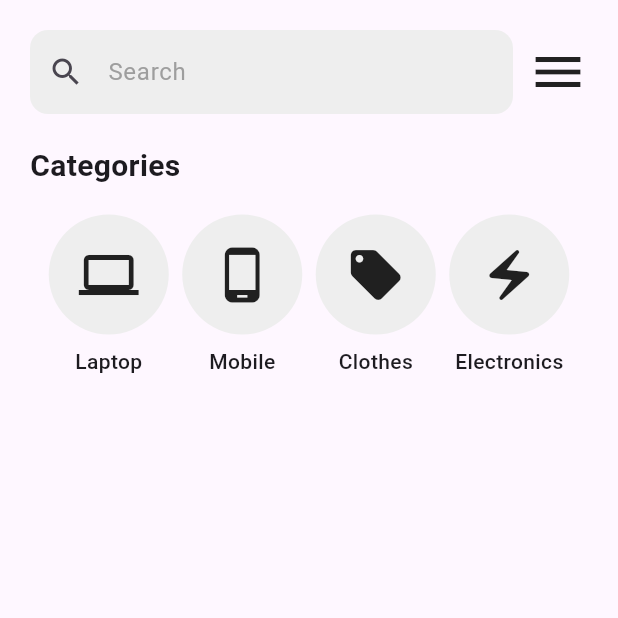
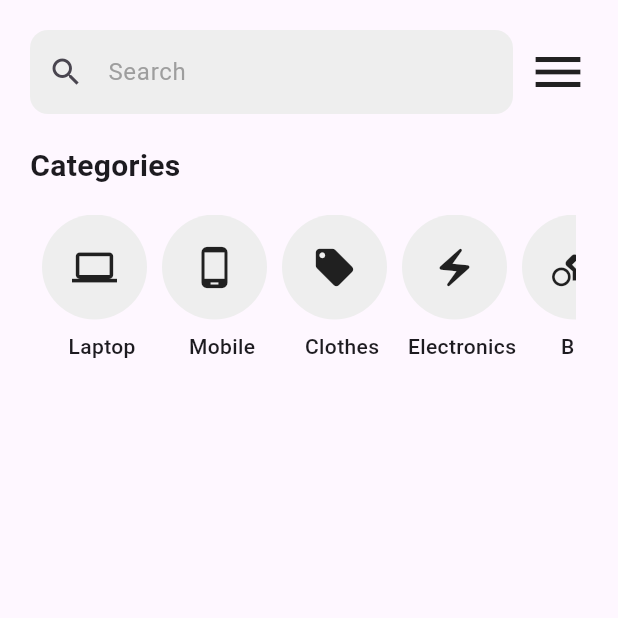
Before and after one commit to wassimrahali/E-commerce-mobile-App, a Flutter app: the screen it shows after launch, on a phone screen of 412 x 824 dp, the top half of it. Run offline on Flutter 3.47's test engine with Material 3 defaults, Android fonts, the phone set to English and light mode, and no system bars.

Commit message:
Adding -h scroll

```diff
--- a/lib/home.dart
+++ b/lib/home.dart
@@ -52,19 +52,23 @@ class _HomeState extends State<Home> {
               Container(height: 10),
               Padding(
                 padding: const EdgeInsets.all(8.0),
-                child: Row(
-                  mainAxisAlignment: MainAxisAlignment.spaceAround,
+                child: Container(
+                  height: 300,
+                  child: Container(
+                    child: ListView(
+                      scrollDirection: Axis.horizontal,
                       children: [
                         Column(
                           children: [
                             Container(
                               padding: const EdgeInsets.all(20),
+                              margin: EdgeInsets.only(right: 10),
                               decoration: BoxDecoration(
                                   color: Colors.grey[200],
                                   borderRadius: BorderRadius.circular(100)),
                               child: const Icon(
                                 Icons.laptop,
-                            size: 40,
+                                size: 30,
                               ),
                             ),
                             Container(height: 8),
@@ -78,12 +82,13 @@ class _HomeState extends State<Home> {
                           children: [
                             Container(
                               padding: const EdgeInsets.all(20),
+                              margin: EdgeInsets.only(right: 10),
                               decoration: BoxDecoration(
                                   color: Colors.grey[200],
                                   borderRadius: BorderRadius.circular(100)),
                               child: const Icon(
                                 Icons.phone_android,
-                            size: 40,
+                                size: 30,
                               ),
                             ),
                             Container(height: 8),
@@ -97,12 +102,14 @@ class _HomeState extends State<Home> {
                           children: [
                             Container(
                               padding: const EdgeInsets.all(20),
+                              margin: EdgeInsets.only(right: 10),
+
                               decoration: BoxDecoration(
                                   color: Colors.grey[200],
                                   borderRadius: BorderRadius.circular(100)),
                               child: const Icon(
                                 Icons.local_offer_rounded,
-                            size: 40,
+                                size: 30,
                               ),
                             ),
                             Container(height: 8),
@@ -116,12 +123,14 @@ class _HomeState extends State<Home> {
                           children: [
                             Container(
                               padding: const EdgeInsets.all(20),
+                              margin: EdgeInsets.only(right: 10),
+
                               decoration: BoxDecoration(
                                   color: Colors.grey[200],
                                   borderRadius: BorderRadius.circular(100)),
                               child: const Icon(
                                 Icons.electric_bolt_rounded,
-                            size: 40,
+                                size: 30,
                               ),
                             ),
                             Container(height: 8),
@@ -131,7 +140,32 @@ class _HomeState extends State<Home> {
                             ),
                           ],
                         ),
+                        Column(
+                          children: [
+                            Container(
+                              padding: const EdgeInsets.all(20),
+                              margin: EdgeInsets.only(right: 10),
+
+                              decoration: BoxDecoration(
+                                  color: Colors.grey[200],
+                                  borderRadius: BorderRadius.circular(100)),
+                              child: const Icon(
+                                Icons.directions_bike_outlined,
+                                size: 30,
+                              ),
+                            ),
+                            Container(height: 8),
+                            const Text(
+                              'Bike',
+                              style: TextStyle(fontWeight: FontWeight.w500),
+                            ),
                           ],
+                        ),
+
+
+                      ],
+                    ),
+                  ),
                 ),
               )
             ],
```
Lines whose indentation alone changed are shown as unchanged.
